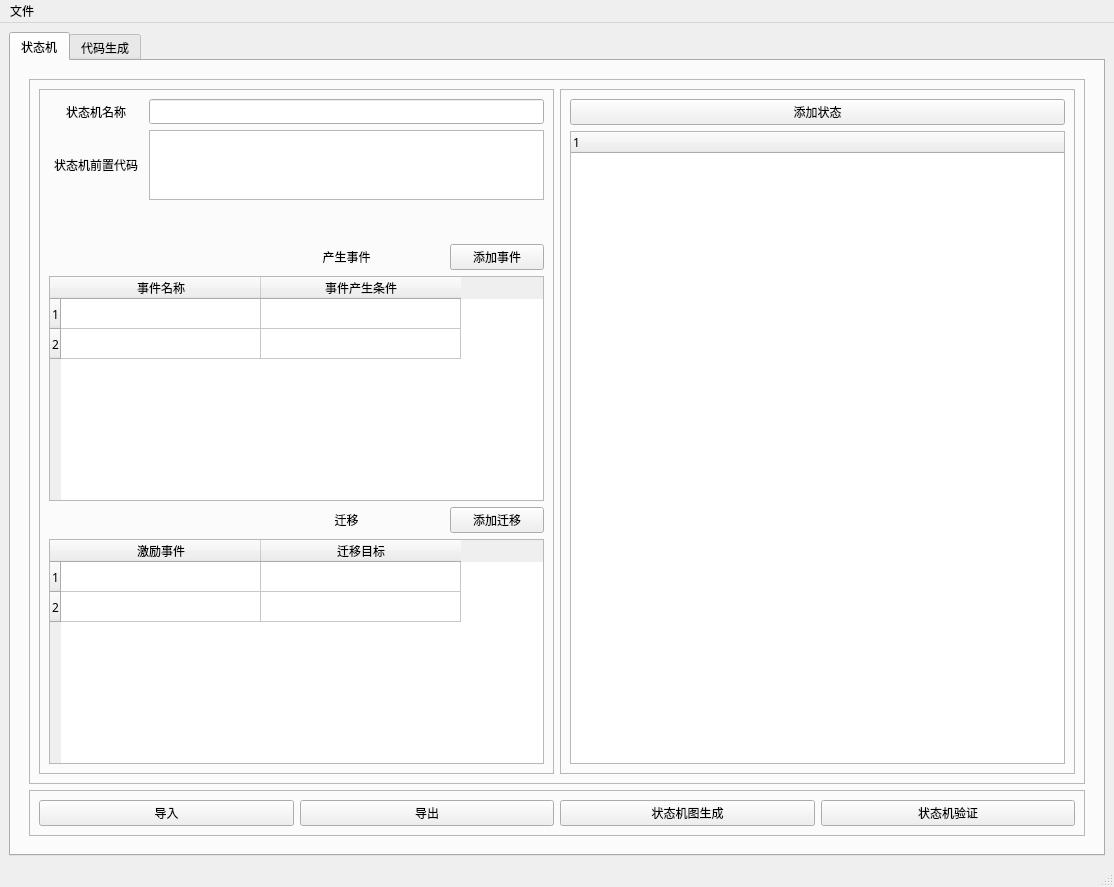
The window that app/ui/main_window.ui (SingDanceRapPingPang/fcstm-ui) describes before a commit, drawn with Qt 5.
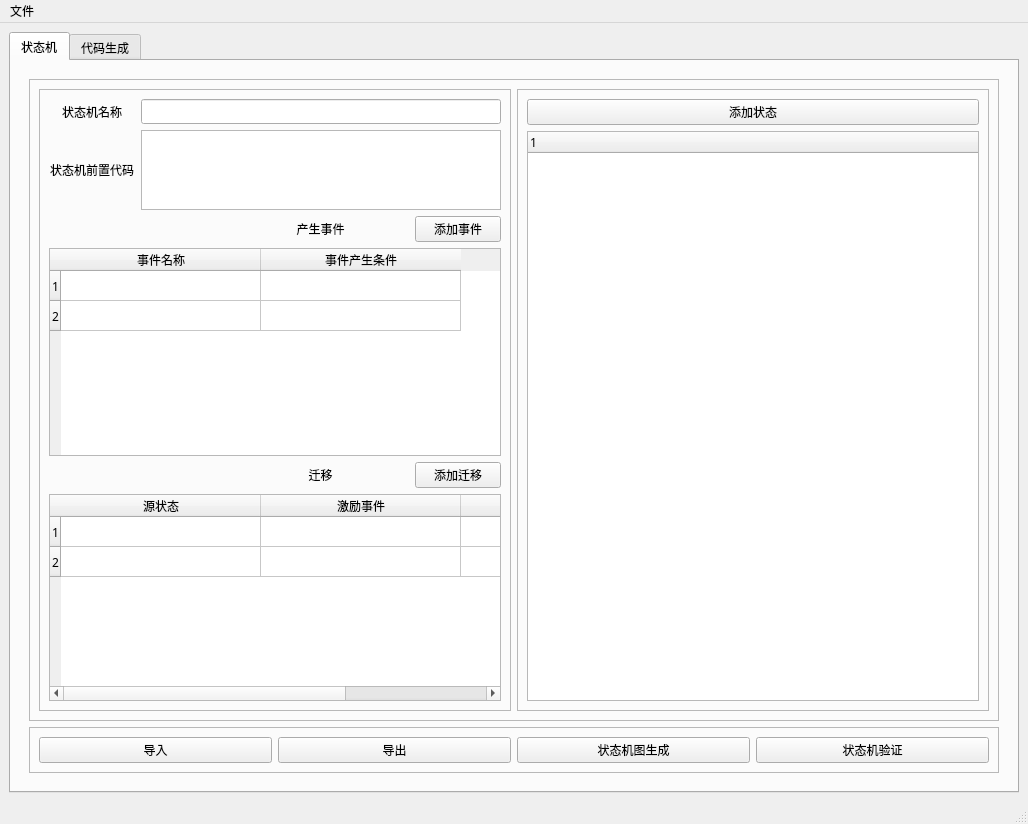
The same window after the commit. The open tabs and pages were chosen to show the change.

```diff
--- a/app/ui/main_window.ui
+++ b/app/ui/main_window.ui
@@ -6,8 +6,8 @@
    <rect>
     <x>0</x>
     <y>0</y>
-    <width>1114</width>
-    <height>887</height>
+    <width>1028</width>
+    <height>824</height>
    </rect>
   </property>
   <property name="windowTitle">
@@ -163,23 +163,7 @@
                  <property name="frameShadow">
                   <enum>QFrame::Raised</enum>
                  </property>
-                 <layout class="QGridLayout" name="gridLayout_7" rowstretch="0,1,1,1,6,1,6">
-                  <item row="3" column="4">
-                   <widget class="QPushButton" name="button_state_machine_add_event">
-                    <property name="font">
-                     <font>
-                      <family>微软雅黑</family>
-                      <pointsize>9</pointsize>
-                     </font>
-                    </property>
-                    <property name="text">
-                     <string>添加事件</string>
-                    </property>
-                    <property name="autoDefault">
-                     <bool>false</bool>
-                    </property>
-                   </widget>
-                  </item>
+                 <layout class="QGridLayout" name="gridLayout_7" rowstretch="0,0,0,0,0,0,0">
                   <item row="5" column="4">
                    <widget class="QPushButton" name="button_state_machine_add_transition">
                     <property name="font">
@@ -196,34 +180,8 @@
                     </property>
                    </widget>
                   </item>
-                  <item row="1" column="1" colspan="4">
-                   <widget class="QTextEdit" name="edit_state_machine_preamble">
-                    <property name="sizePolicy">
-                     <sizepolicy hsizetype="Preferred" vsizetype="Preferred">
-                      <horstretch>0</horstretch>
-                      <verstretch>0</verstretch>
-                     </sizepolicy>
-                    </property>
-                   </widget>
-                  </item>
-                  <item row="1" column="0">
-                   <widget class="QLabel" name="label_state_machine_state_machine_preamble">
-                    <property name="font">
-                     <font>
-                      <family>微软雅黑</family>
-                      <pointsize>9</pointsize>
-                     </font>
-                    </property>
-                    <property name="text">
-                     <string>状态机前置代码</string>
-                    </property>
-                    <property name="alignment">
-                     <set>Qt::AlignCenter</set>
-                    </property>
-                   </widget>
-                  </item>
-                  <item row="5" column="2" colspan="2">
-                   <widget class="QLabel" name="label_state_machine_transition">
+                  <item row="3" column="2" colspan="2">
+                   <widget class="QLabel" name="label_state_machine_gen_state">
                     <property name="sizePolicy">
                      <sizepolicy hsizetype="Preferred" vsizetype="Fixed">
                       <horstretch>0</horstretch>
@@ -237,7 +195,7 @@
                      </font>
                     </property>
                     <property name="text">
-                     <string>迁移</string>
+                     <string>产生事件</string>
                     </property>
                     <property name="alignment">
                      <set>Qt::AlignCenter</set>
@@ -274,13 +232,18 @@
                      <number>2</number>
                     </property>
                     <property name="columnCount">
-                     <number>2</number>
+                     <number>3</number>
                     </property>
                     <attribute name="horizontalHeaderDefaultSectionSize">
                      <number>200</number>
                     </attribute>
                     <row/>
                     <row/>
+                    <column>
+                     <property name="text">
+                      <string>源状态</string>
+                     </property>
+                    </column>
                     <column>
                      <property name="text">
                       <string>激励事件</string>
@@ -288,10 +251,10 @@
                     </column>
                     <column>
                      <property name="text">
-                      <string>迁移目标</string>
+                      <string>目标状态</string>
                      </property>
                     </column>
-                    <item row="0" column="1">
+                    <item row="0" column="2">
                      <property name="text">
                       <string/>
                      </property>
@@ -301,6 +264,44 @@
                     </item>
                    </widget>
                   </item>
+                  <item row="3" column="4">
+                   <widget class="QPushButton" name="button_state_machine_add_event">
+                    <property name="font">
+                     <font>
+                      <family>微软雅黑</family>
+                      <pointsize>9</pointsize>
+                     </font>
+                    </property>
+                    <property name="text">
+                     <string>添加事件</string>
+                    </property>
+                    <property name="autoDefault">
+                     <bool>false</bool>
+                    </property>
+                   </widget>
+                  </item>
+                  <item row="5" column="2" colspan="2">
+                   <widget class="QLabel" name="label_state_machine_transition">
+                    <property name="sizePolicy">
+                     <sizepolicy hsizetype="Preferred" vsizetype="Fixed">
+                      <horstretch>0</horstretch>
+                      <verstretch>0</verstretch>
+                     </sizepolicy>
+                    </property>
+                    <property name="font">
+                     <font>
+                      <family>微软雅黑</family>
+                      <pointsize>9</pointsize>
+                     </font>
+                    </property>
+                    <property name="text">
+                     <string>迁移</string>
+                    </property>
+                    <property name="alignment">
+                     <set>Qt::AlignCenter</set>
+                    </property>
+                   </widget>
+                  </item>
                   <item row="4" column="0" colspan="5">
                    <widget class="QTableWidget" name="table_state_machine_event">
                     <property name="sizePolicy">
@@ -379,8 +380,8 @@
                     </item>
                    </widget>
                   </item>
-                  <item row="0" column="0">
-                   <widget class="QLabel" name="label_state_machine_state_machine_name">
+                  <item row="1" column="0">
+                   <widget class="QLabel" name="label_state_machine_state_machine_preamble">
                     <property name="font">
                      <font>
                       <family>微软雅黑</family>
@@ -388,7 +389,7 @@
                      </font>
                     </property>
                     <property name="text">
-                     <string>状态机名称</string>
+                     <string>状态机前置代码</string>
                     </property>
                     <property name="alignment">
                      <set>Qt::AlignCenter</set>
@@ -429,14 +430,8 @@
                     </property>
                    </widget>
                   </item>
-                  <item row="3" column="2" colspan="2">
-                   <widget class="QLabel" name="label_state_machine_gen_state">
-                    <property name="sizePolicy">
-                     <sizepolicy hsizetype="Preferred" vsizetype="Fixed">
-                      <horstretch>0</horstretch>
-                      <verstretch>0</verstretch>
-                     </sizepolicy>
-                    </property>
+                  <item row="0" column="0">
+                   <widget class="QLabel" name="label_state_machine_state_machine_name">
                     <property name="font">
                      <font>
                       <family>微软雅黑</family>
@@ -444,13 +439,29 @@
                      </font>
                     </property>
                     <property name="text">
-                     <string>产生事件</string>
+                     <string>状态机名称</string>
                     </property>
                     <property name="alignment">
                      <set>Qt::AlignCenter</set>
                     </property>
                    </widget>
                   </item>
+                  <item row="1" column="1" colspan="4">
+                   <widget class="QTextEdit" name="edit_state_machine_preamble">
+                    <property name="sizePolicy">
+                     <sizepolicy hsizetype="Preferred" vsizetype="Preferred">
+                      <horstretch>0</horstretch>
+                      <verstretch>0</verstretch>
+                     </sizepolicy>
+                    </property>
+                    <property name="maximumSize">
+                     <size>
+                      <width>16777215</width>
+                      <height>80</height>
+                     </size>
+                    </property>
+                   </widget>
+                  </item>
                  </layout>
                 </widget>
                </item>
@@ -635,7 +646,7 @@
     <rect>
      <x>0</x>
      <y>0</y>
-     <width>1114</width>
+     <width>1028</width>
      <height>23</height>
     </rect>
    </property>
```
Left out of the diff: 2 changed lines with no effect on the pictures.
